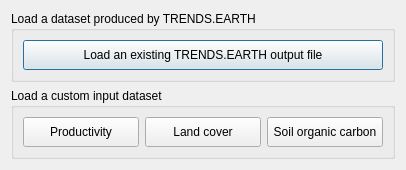
This is LDMP/gui/DlgLoadData.ui in ConservationInternational/trends.earth as Qt 5 draws it before an edit. The edited form follows.
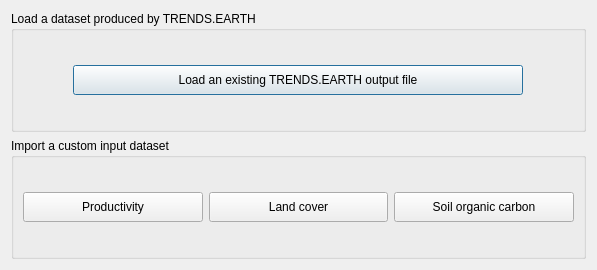
This is the edited form.

Commit message: Adding changes to GUI interfaces and additional interface for the single/multiple polygon entries

What changed in the file:
```diff
--- a/LDMP/gui/DlgLoadData.ui
+++ b/LDMP/gui/DlgLoadData.ui
@@ -9,8 +9,8 @@
    <rect>
     <x>0</x>
     <y>0</y>
-    <width>406</width>
-    <height>150</height>
+    <width>597</width>
+    <height>270</height>
    </rect>
   </property>
   <property name="sizePolicy">
@@ -60,7 +60,7 @@
    <item>
     <widget class="QGroupBox" name="groupBox">
      <property name="title">
-      <string>Load a custom input dataset</string>
+      <string>Import a custom input dataset</string>
      </property>
      <layout class="QHBoxLayout" name="horizontalLayout">
       <item>
```
The commit also changes 5 other files.
